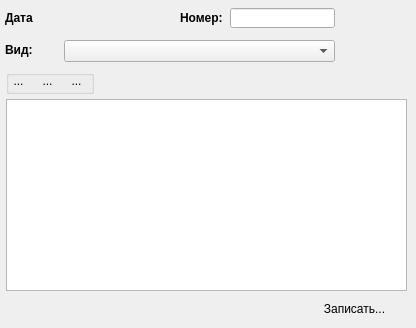
Old version of the form frmdocument.ui in the repository sergey4475/profi.
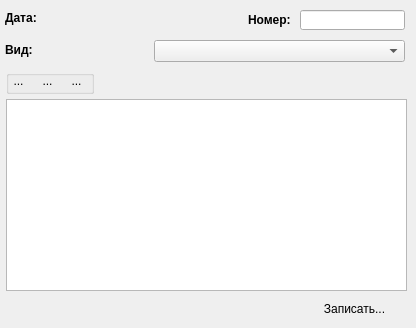
New version of the form. Icons and pictures are not drawn. Custom widgets are drawn as their Qt base class.

```diff
--- a/frmdocument.ui
+++ b/frmdocument.ui
@@ -32,8 +32,8 @@
   <widget class="QLabel" name="label_2">
    <property name="geometry">
     <rect>
-     <x>180</x>
-     <y>10</y>
+     <x>248</x>
+     <y>12</y>
      <width>51</width>
      <height>16</height>
     </rect>
@@ -94,8 +94,8 @@
    </property>
    <property name="geometry">
     <rect>
-     <x>230</x>
-     <y>8</y>
+     <x>300</x>
+     <y>10</y>
      <width>105</width>
      <height>20</height>
     </rect>
@@ -127,7 +127,7 @@
     </font>
    </property>
    <property name="text">
-    <string>Дата</string>
+    <string>Дата:</string>
    </property>
   </widget>
   <widget class="QGroupBox" name="groupBox">
@@ -218,9 +218,9 @@
   <widget class="QComboBox" name="Group">
    <property name="geometry">
     <rect>
-     <x>64</x>
+     <x>154</x>
      <y>40</y>
-     <width>271</width>
+     <width>251</width>
      <height>22</height>
     </rect>
    </property>
@@ -245,7 +245,7 @@
     <rect>
      <x>5</x>
      <y>42</y>
-     <width>55</width>
+     <width>131</width>
      <height>16</height>
     </rect>
    </property>
```
Left out of the diff: 2 changed lines with no effect on the pictures.
